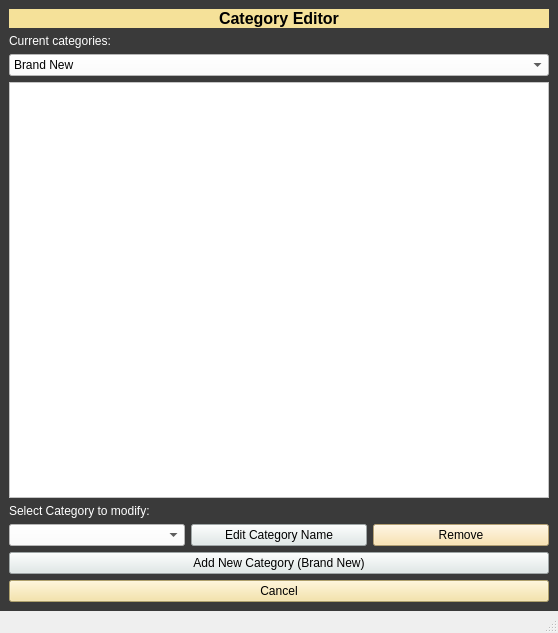
This is Category_Editor.ui in Aenan05/MAXPC as Qt 5 draws it before an edit. The edited form follows.
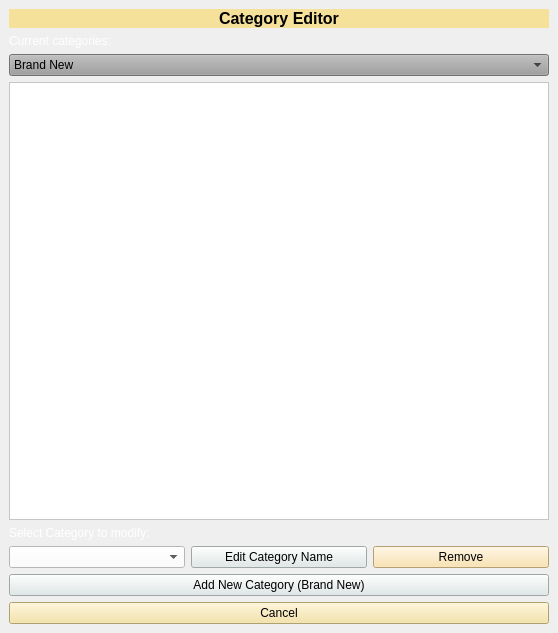
This is the edited form.

Commit message: Theme Complete bug Admin Panel

The edit to the form file:
```diff
--- a/Category_Editor.ui
+++ b/Category_Editor.ui
@@ -27,7 +27,7 @@
   </property>
   <widget class="QWidget" name="centralwidget">
    <property name="styleSheet">
-    <string notr="true">background-color: rgb(58, 58, 58);</string>
+    <string notr="true"/>
    </property>
    <layout class="QGridLayout" name="gridLayout_2">
     <item row="0" column="0">
@@ -68,7 +68,7 @@
         <item>
          <widget class="QComboBox" name="cmbState">
           <property name="styleSheet">
-           <string notr="true">background-color: rgb(255, 255, 255);</string>
+           <string notr="true">background-color:rgb(158, 158, 158);</string>
           </property>
           <item>
            <property name="text">
@@ -175,7 +175,6 @@
     </rect>
    </property>
   </widget>
-  <widget class="QStatusBar" name="statusbar"/>
  </widget>
  <resources/>
  <connections/>
```
Left out of the diff: 2 changed lines with no effect on the pictures. The commit also changes 3 other files.
